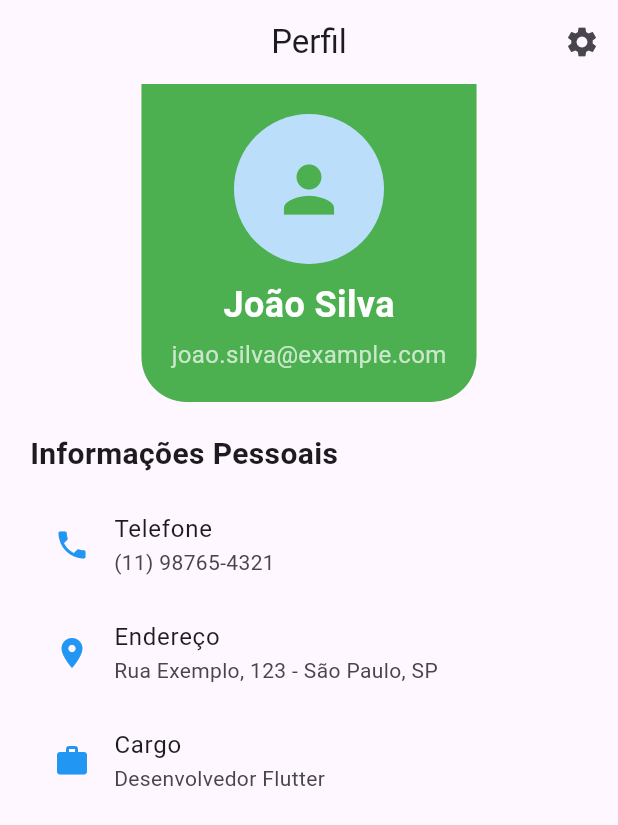
After one commit to Tres-coqueiros/3C, a Flutter app: the ProfilePage screen opened directly, on a phone screen of 412 x 824 dp. The commit adds this screen. Shown: the top 825 px of the screen. Run offline on Flutter 3.47's test engine with Material 3 defaults, Android fonts, the phone set to English and light mode, and no system bars; our stand-ins replace cookie_jar, dio, dio_cookie_manager.

Commit message:
first commit

```diff
--- a/lib/data/src/page/navigation.dart
+++ b/lib/data/src/page/navigation.dart
@@ -37,6 +37,8 @@ class _ModernNavigationBarState extends State<ModernNavigationBar> {
           case 0:
             Navigator.pushReplacementNamed(context, '/homepage');
             break;
+          case 1:
+            Navigator.pushReplacementNamed(context, '/profile');
           case 2:
             Navigator.pushNamed(context, '/exit');
             break;
--- /dev/null
+++ b/lib/data/src/page/profile_page.dart
@@ -0,0 +1,112 @@
+import 'package:flutter/material.dart';
+
+class ProfilePage extends StatefulWidget {
+  @override
+  _ProfilePage createState() => _ProfilePage();
+}
+
+class _ProfilePage extends State<ProfilePage> {
+  @override
+  Widget build(BuildContext context) {
+    return Scaffold(
+      appBar: AppBar(
+        title: Text('Perfil'),
+        centerTitle: true,
+        elevation: 0,
+        actions: [
+          IconButton(
+            icon: Icon(Icons.settings),
+            onPressed: () {
+              // Navegar para a tela de configurações
+            },
+          ),
+        ],
+      ),
+      body: SingleChildScrollView(
+        child: Column(
+          children: [
+            _buildProfileHeader(),
+            _buildProfileDetails(),
+          ],
+        ),
+      ),
+    );
+  }
+
+  Widget _buildProfileHeader() {
+    return Container(
+      padding: EdgeInsets.all(20),
+      decoration: BoxDecoration(
+        color: Colors.green,
+        borderRadius: BorderRadius.only(
+          bottomLeft: Radius.circular(30),
+          bottomRight: Radius.circular(30),
+        ),
+      ),
+      child: Column(
+        children: [
+          CircleAvatar(
+            radius: 50,
+            backgroundColor: Colors.blue.shade100,
+            child: Icon(
+              Icons.person,
+              size: 50,
+              color: Colors.green,
+            ),
+          ),
+          SizedBox(height: 10),
+          Text(
+            'João Silva',
+            style: TextStyle(
+              fontSize: 24,
+              fontWeight: FontWeight.bold,
+              color: Colors.white,
+            ),
+          ),
+          SizedBox(height: 5),
+          Text(
+            'joao.silva@example.com',
+            style: TextStyle(
+              fontSize: 16,
+              color: Colors.white70,
+            ),
+          ),
+        ],
+      ),
+    );
+  }
+
+  Widget _buildProfileDetails() {
+    return Padding(
+      padding: EdgeInsets.all(20),
+      child: Column(
+        crossAxisAlignment: CrossAxisAlignment.start,
+        children: [
+          Text(
+            'Informações Pessoais',
+            style: TextStyle(
+              fontSize: 20,
+              fontWeight: FontWeight.bold,
+            ),
+          ),
+          SizedBox(height: 10),
+          ListTile(
+            leading: Icon(Icons.phone, color: Colors.blue),
+            title: Text('Telefone'),
+            subtitle: Text('(11) 98765-4321'),
+          ),
+          ListTile(
+            leading: Icon(Icons.location_on, color: Colors.blue),
+            title: Text('Endereço'),
+            subtitle: Text('Rua Exemplo, 123 - São Paulo, SP'),
+          ),
+          ListTile(
+            leading: Icon(Icons.work, color: Colors.blue),
+            title: Text('Cargo'),
+            subtitle: Text('Desenvolvedor Flutter'),
+          ),
+        ],
+      ),
+    );
+  }
+}
--- a/lib/main.dart
+++ b/lib/main.dart
@@ -5,6 +5,7 @@ import 'package:senior/data/src/layout/base_layout.dart';
 import 'package:senior/data/src/page/home_page.dart';
 import 'package:senior/data/src/page/list_hora_extra.dart';
 import 'package:senior/data/src/page/login.dart';
+import 'package:senior/data/src/page/profile_page.dart';
 
 void main() {
   configureDio();
@@ -26,6 +27,7 @@ class MyApp extends StatelessWidget {
             body: ListHoraExtra(
                 colaborador:
                     ModalRoute.of(context)!.settings.arguments as Colaborador)),
+        '/profile': (context) => BaseLayout(body: ProfilePage()),
       },
     );
   }
```
